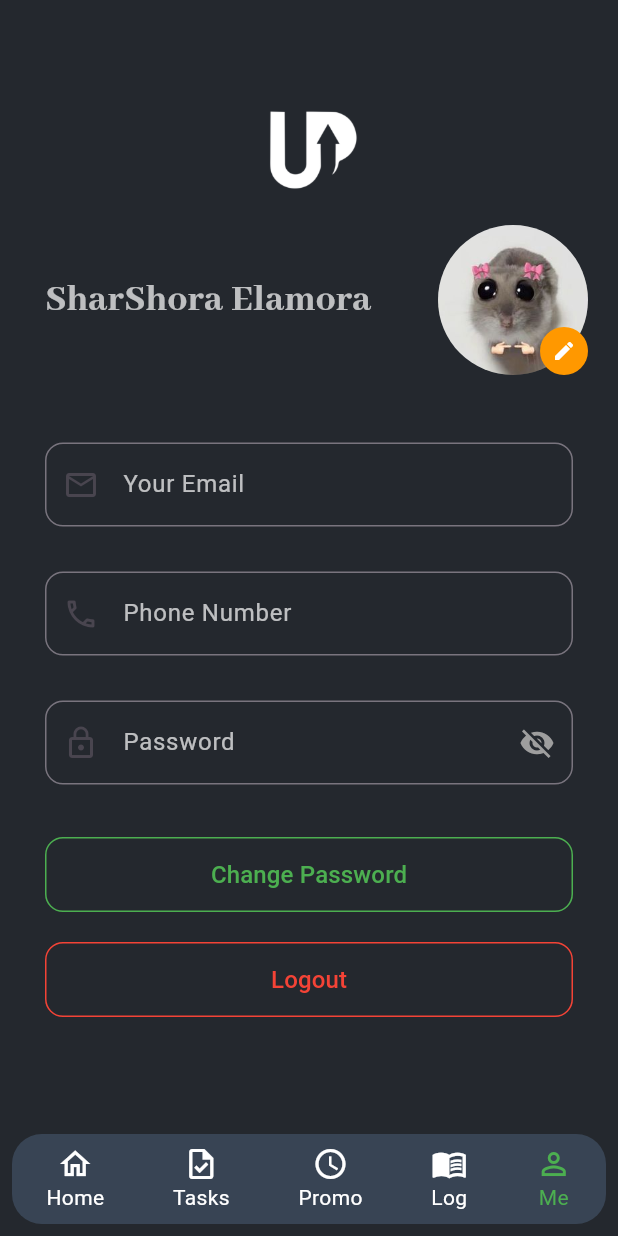
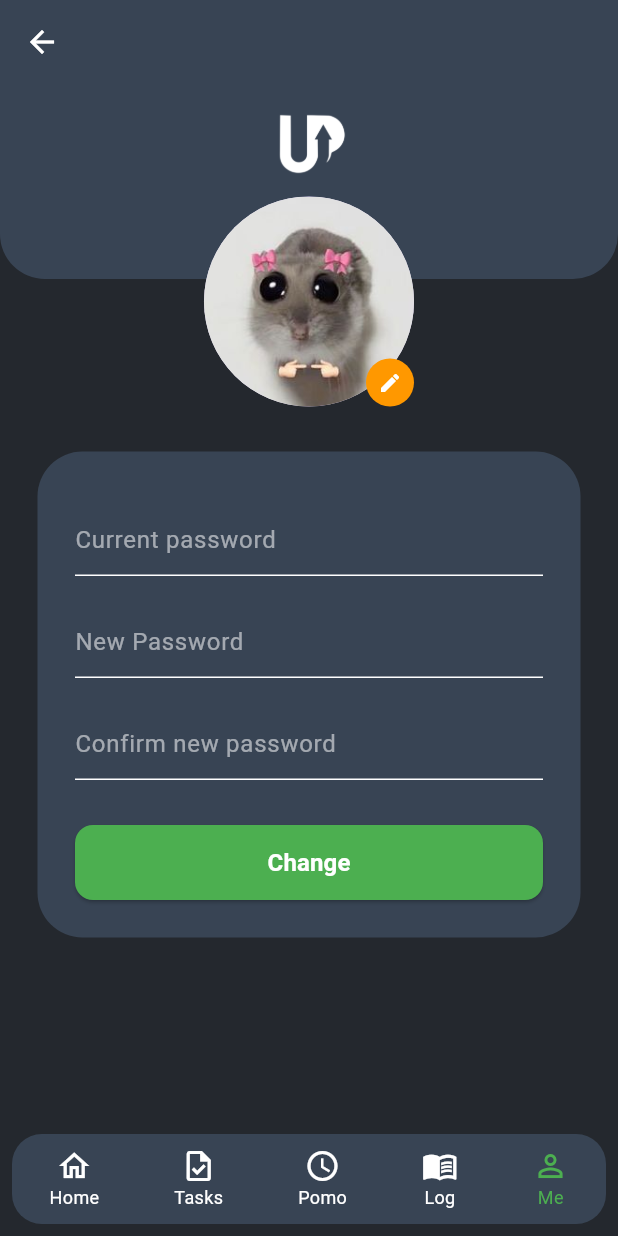
Before and after one commit to hassannasserr/ProgUp-Application, a Flutter app: the Profilepage screen opened directly, after a tap on "Change Password", on a phone screen of 412 x 824 dp. Run offline on Flutter 3.47's test engine with Material 3 defaults, Android fonts, the phone set to English and light mode, and no system bars.

Commit message:
add changepass page and add Navigator

```diff
--- a/lib/main.dart
+++ b/lib/main.dart
@@ -6,6 +6,7 @@ import 'package:srs_app/pages/Homepage.dart';
 import 'package:srs_app/pages/taskspage.dart';
 import 'package:srs_app/pages/SleepPage.dart';
 import 'package:srs_app/pages/WakeUpPage.dart';
+import 'package:srs_app/pages/ChangePass.dart';
 void main() {
   runApp(const MyApp());
 }
@@ -17,12 +18,17 @@ class MyApp extends StatelessWidget {
     return MaterialApp(
       debugShowCheckedModeBanner: false,
        //home:Wakeuppage(),
-       home: Homepage(),
+       //home: Homepage(),
        //home: Login(),
+      home: Profilepage(),
+      //home: ChangePass(),
       routes: {
         '/login': (context) => Login(),
         '/signup': (context) => Signup(),
         '/taskspage': (context) => Taskspage(),
+        '/changepass': (context) => ChangePass(),
+
+
       },
 
     );
--- /dev/null
+++ b/lib/pages/ChangePass.dart
@@ -0,0 +1,207 @@
+import 'package:flutter/material.dart';
+
+class ChangePass extends StatelessWidget {
+  const ChangePass({Key? key}) : super(key: key);
+
+  @override
+  Widget build(BuildContext context) {
+    return Scaffold(
+      appBar: AppBar(
+        backgroundColor: const Color(0xFF384454),
+        elevation: 0,
+        leading: IconButton(
+          icon: const Icon(Icons.arrow_back, color: Colors.white),
+          onPressed: () {
+            Navigator.pushNamed(context ,'/profile');
+          },
+        ),
+      ),
+      backgroundColor: const Color(0xFF24282e),
+      body: SingleChildScrollView(
+        child: Column(
+          children: [
+            Stack(
+              children: [
+                Container(
+                  height: 130,
+                  decoration: BoxDecoration(
+                    color: const Color(0xFF384454),
+                    borderRadius: const BorderRadius.only(
+                      bottomLeft: Radius.circular(30),
+                      bottomRight: Radius.circular(30),
+                    ),
+                  ),
+                ),
+                SafeArea(
+                  child: Column(
+                    children: [
+                      const SizedBox(height: 10),
+                      Image.asset(
+                        'assets/images/small_white_logo.png',
+                        height: 60,
+                      ),
+                      const SizedBox(height: 5),
+                      Align(
+                        alignment: Alignment.center,
+                        child: Stack(
+                          alignment: Alignment.bottomRight,
+                          children: [
+                            const CircleAvatar(
+                              radius: 70,
+                              backgroundImage:
+                              AssetImage('assets/images/profile.jpg'),
+                            ),
+                            CircleAvatar(
+                              radius: 16,
+                              backgroundColor: Colors.orange,
+                              child: const Icon(
+                                Icons.edit,
+                                color: Colors.white,
+                                size: 16,
+                              ),
+                            ),
+                          ],
+                        ),
+                      ),
+                    ],
+                  ),
+                ),
+              ],
+            ),
+            const SizedBox(height: 30),
+            Container(
+              margin: const EdgeInsets.symmetric(horizontal: 25),
+              padding: const EdgeInsets.all(25),
+              decoration: BoxDecoration(
+                color: const Color(0xFF384454),
+                borderRadius: BorderRadius.circular(30),
+              ),
+              child: Column(
+                children: const [
+                  SizedBox(height: 10),
+                  TransparentField(label: 'Current password'),
+                  SizedBox(height: 20),
+                  TransparentField(label: 'New Password'),
+                  SizedBox(height: 20),
+                  TransparentField(label: 'Confirm new password'),
+                  SizedBox(height: 30),
+                  ChangeButton(),
+                ],
+              ),
+            ),
+          ],
+        ),
+      ),
+      bottomNavigationBar: const BottomNavBar(),
+    );
+  }
+}
+
+class TransparentField extends StatelessWidget {
+  final String label;
+
+  const TransparentField({Key? key, required this.label}) : super(key: key);
+
+  @override
+  Widget build(BuildContext context) {
+    return TextField(
+      style: const TextStyle(color: Colors.white),
+      cursorColor: Colors.green,
+      obscureText: label.toLowerCase().contains('password'),
+      decoration: InputDecoration(
+        hintText: label,
+        hintStyle: const TextStyle(color: Colors.white54),
+        enabledBorder: const UnderlineInputBorder(
+          borderSide: BorderSide(color: Colors.white),
+        ),
+        focusedBorder: const UnderlineInputBorder(
+          borderSide: BorderSide(color: Colors.green),
+        ),
+      ),
+    );
+  }
+}
+
+class ChangeButton extends StatelessWidget {
+  const ChangeButton({Key? key}) : super(key: key);
+
+  @override
+  Widget build(BuildContext context) {
+    return ElevatedButton(
+      onPressed: () {},
+      style: ElevatedButton.styleFrom(
+        backgroundColor: Colors.green,
+        minimumSize: const Size(double.infinity, 50),
+        shape: RoundedRectangleBorder(
+          borderRadius: BorderRadius.circular(12),
+        ),
+      ),
+      child: const Text(
+        'Change',
+        style: TextStyle(
+          color: Colors.white,
+          fontSize: 16,
+          fontWeight: FontWeight.bold,
+        ),
+      ),
+    );
+  }
+}
+
+class BottomNavBar extends StatelessWidget {
+  const BottomNavBar({Key? key}) : super(key: key);
+
+  @override
+  Widget build(BuildContext context) {
+    return Padding(
+      padding: const EdgeInsets.all(8.0),
+      child: Container(
+        height: 60,
+        decoration: BoxDecoration(
+          color: const Color(0xFF384454),
+          borderRadius: BorderRadius.circular(20),
+        ),
+        child: Row(
+          mainAxisAlignment: MainAxisAlignment.spaceAround,
+          children: const [
+            BottomNavItem(icon: Icons.home_outlined, label: 'Home'),
+            BottomNavItem(icon: Icons.task_outlined, label: 'Tasks'),
+            BottomNavItem(icon: Icons.access_time_outlined, label: 'Pomo'),
+            BottomNavItem(icon: Icons.menu_book_outlined, label: 'Log'),
+            BottomNavItem(icon: Icons.person_outline, label: 'Me', isActive: true),
+          ],
+        ),
+      ),
+    );
+  }
+}
+
+class BottomNavItem extends StatelessWidget {
+  final IconData icon;
+  final String label;
+  final bool isActive;
+
+  const BottomNavItem({
+    Key? key,
+    required this.icon,
+    required this.label,
+    this.isActive = false,
+  }) : super(key: key);
+
+  @override
+  Widget build(BuildContext context) {
+    return Column(
+      mainAxisSize: MainAxisSize.min,
+      children: [
+        Icon(icon, color: isActive ? Colors.green : Colors.white),
+        Text(
+          label,
+          style: TextStyle(
+            color: isActive ? Colors.green : Colors.white,
+            fontSize: 12,
+          ),
+        ),
+      ],
+    );
+  }
+}
--- a/lib/pages/ProfilePage.dart
+++ b/lib/pages/ProfilePage.dart
@@ -103,7 +103,10 @@ class Profilepage extends StatelessWidget {
                     child: Column(
                       children: [
                         OutlinedButton(
-                          onPressed: () {},
+                          onPressed: () {
+                            Navigator.pushNamed(context, '/changepass');
+
+                          },
                           style: OutlinedButton.styleFrom(
                             minimumSize: Size(double.infinity, 50),
                             backgroundColor: Colors.transparent,
@@ -122,7 +125,8 @@ class Profilepage extends StatelessWidget {
                         ),
                         const SizedBox(height: 20),
                         OutlinedButton(
-                          onPressed: () {},
+                          onPressed: () {
+                          },
                           style: OutlinedButton.styleFrom(
                             side: BorderSide(color: Colors.red),
                             minimumSize: Size(double.infinity, 50),
```
Also changed, not shown: pubspec.lock.
